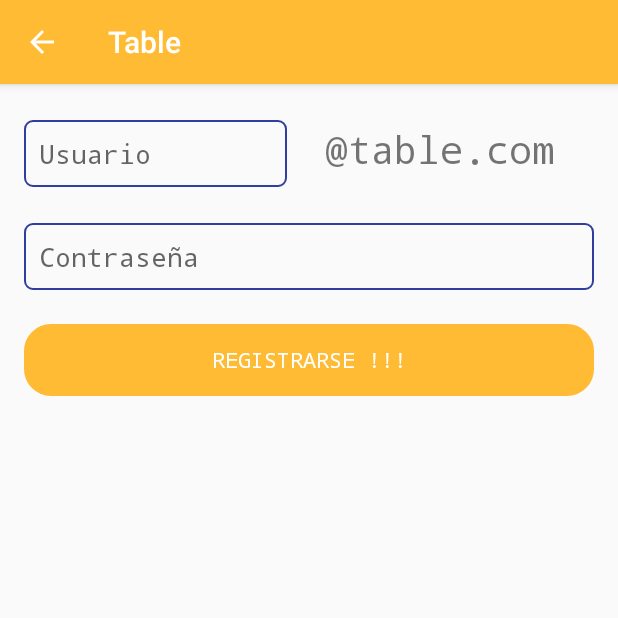
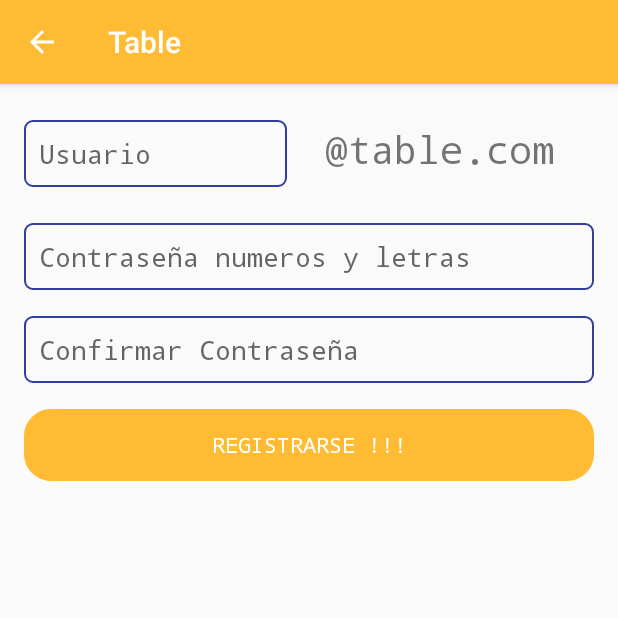
Before and after one commit to sebasval/Table, an Android app: the screen it shows after launch (RegisterActivity), after a tap on "Registrarse", on a phone screen of 412 x 824 dp, the top half of it. Run offline under Robolectric (Android 15) with nearby library versions, the phone set to English and light mode, and no system bars; our stand-ins replace Firebase (no records; nobody signed in at launch, a user with empty details on screens opened directly); libraries missing offline, so code that uses them is left out: com.facebook, com.facebook.appevents, com.facebook.login; 4 statements that could not run were skipped.

Commit message:
GoogleSignIn Complete

```diff
--- a/app/build.gradle
+++ b/app/build.gradle
@@ -29,6 +29,8 @@ dependencies {
     compile 'com.google.firebase:firebase-database:9.0.0'
     compile 'com.google.firebase:firebase-storage:9.0.0'
     compile 'com.firebaseui:firebase-ui-database:0.4.0'
+    compile 'com.google.firebase:firebase-auth:9.0.0'
+    compile 'com.google.android.gms:play-services-auth:9.0.0'
     compile 'com.android.support:recyclerview-v7:25.1.0'
     compile 'com.android.support:cardview-v7:25.1.0'
     compile 'com.google.firebase:firebase-auth:9.0.0'
--- a/app/src/main/java/tesis/utadeo/table/LoginActivity.java
+++ b/app/src/main/java/tesis/utadeo/table/LoginActivity.java
@@ -1,5 +1,6 @@
 package tesis.utadeo.table;
 
+import android.app.ProgressDialog;
 import android.content.Intent;
 import android.os.Bundle;
 import android.support.annotation.NonNull;
@@ -12,15 +13,26 @@ import android.widget.Toast;
 
 import com.facebook.AccessToken;
 import com.facebook.CallbackManager;
-import com.facebook.FacebookCallback;
-import com.facebook.FacebookException;
-import com.facebook.login.LoginResult;
 import com.facebook.login.widget.LoginButton;
+import com.google.android.gms.auth.api.Auth;
+import com.google.android.gms.auth.api.signin.GoogleSignInAccount;
+import com.google.android.gms.auth.api.signin.GoogleSignInOptions;
+import com.google.android.gms.auth.api.signin.GoogleSignInResult;
+import com.google.android.gms.common.ConnectionResult;
+import com.google.android.gms.common.SignInButton;
+import com.google.android.gms.common.api.GoogleApiClient;
 import com.google.android.gms.tasks.OnCompleteListener;
 import com.google.android.gms.tasks.Task;
+import com.google.firebase.auth.AuthCredential;
 import com.google.firebase.auth.AuthResult;
 import com.google.firebase.auth.FirebaseAuth;
 import com.google.firebase.auth.FirebaseUser;
+import com.google.firebase.auth.GoogleAuthProvider;
+import com.google.firebase.database.DataSnapshot;
+import com.google.firebase.database.DatabaseError;
+import com.google.firebase.database.DatabaseReference;
+import com.google.firebase.database.FirebaseDatabase;
+import com.google.firebase.database.ValueEventListener;
 
 public class LoginActivity extends AppCompatActivity implements View.OnClickListener{
 
@@ -30,6 +42,12 @@ public class LoginActivity extends AppCompatActivity implements View.OnClickList
     private CallbackManager callbackManager;
     private FirebaseAuth mAuth;
     FirebaseAuth.AuthStateListener mAuthStateListener;
+    private SignInButton mGoogleBtn;
+    private static final int RC_SIGN_IN = 1;
+    private static final String TAG = "LoginActivity";
+    private GoogleApiClient mGoogleApiClient;
+    private ProgressDialog mProgress;
+    private DatabaseReference mDatabaseUsers;
 
     @Override
     protected void onCreate(Bundle savedInstanceState) {
@@ -37,15 +55,20 @@ public class LoginActivity extends AppCompatActivity implements View.OnClickList
         setContentView(R.layout.activity_login);
         setTitle("");
 
+        mProgress = new ProgressDialog(this);
+        mAuth = FirebaseAuth.getInstance();
+        mGoogleBtn = (SignInButton)findViewById(R.id.googleBtn);
         callbackManager = CallbackManager.Factory.create();
         ediTextEmail = (EditText) findViewById(R.id.userLogin);
         editTextPass = (EditText) findViewById(R.id.passLogin);
-        loginButton = (LoginButton) findViewById(R.id.loginButton);
         buttonSignIn = (Button) findViewById(R.id.signIn);
         buttonRegister = (Button) findViewById(R.id.register);
 
         buttonSignIn.setOnClickListener(this);
         buttonRegister.setOnClickListener(this);
+
+        mDatabaseUsers = FirebaseDatabase.getInstance().getReference().child("users");
+        mDatabaseUsers.keepSynced(true);
 
         if (AccessToken.getCurrentAccessToken() != null){
             goMainScreen();
@@ -66,22 +89,34 @@ public class LoginActivity extends AppCompatActivity implements View.OnClickList
             }
         };
 
-        loginButton.registerCallback(callbackManager, new FacebookCallback<LoginResult>() {
+        GoogleSignInOptions gso = new GoogleSignInOptions.Builder(GoogleSignInOptions.DEFAULT_SIGN_IN)
+                .requestIdToken(getString(R.string.default_web_client_id))
+                .requestEmail()
+                .build();
+
+        mGoogleApiClient = new GoogleApiClient.Builder(this)
+            .enableAutoManage(this, new GoogleApiClient.OnConnectionFailedListener() {
+                @Override
+                public void onConnectionFailed(@NonNull ConnectionResult connectionResult) {
+
+                }
+            })
+            .addApi(Auth.GOOGLE_SIGN_IN_API,gso)
+            .build();
+
+        mGoogleBtn.setOnClickListener(new View.OnClickListener() {
             @Override
-            public void onSuccess(LoginResult loginResult) {
-                goMainScreen();
-            }
-
-            @Override
-            public void onCancel() {
-                Toast.makeText(LoginActivity.this, "Inicio de sesion cancelado", Toast.LENGTH_SHORT).show();
-            }
-
-            @Override
-            public void onError(FacebookException error) {
-                Toast.makeText(LoginActivity.this, "Error: " + error, Toast.LENGTH_SHORT).show();
+            public void onClick(View v) {
+                signInGoogle();
             }
         });
+
+
+    }
+
+    private void signInGoogle(){
+        Intent signInIntent = Auth.GoogleSignInApi.getSignInIntent(mGoogleApiClient);
+        startActivityForResult(signInIntent, RC_SIGN_IN);
     }
 
     private void SignIn(String email, String pass){
@@ -109,6 +144,47 @@ public class LoginActivity extends AppCompatActivity implements View.OnClickList
     protected void onActivityResult(int requestCode, int resultCode, Intent data) {
         super.onActivityResult(requestCode, resultCode, data);
         callbackManager.onActivityResult(requestCode, resultCode, data);
+
+        if (requestCode == RC_SIGN_IN) {
+            GoogleSignInResult result = Auth.GoogleSignInApi.getSignInResultFromIntent(data);
+            mProgress.setMessage("Iniciando Sesión");
+            mProgress.show();
+            if (result.isSuccess()) {
+                // Google Sign In was successful, authenticate with Firebase
+                GoogleSignInAccount account = result.getSignInAccount();
+                firebaseAuthWithGoogle(account);
+            } else {
+                // Google Sign In failed, update UI appropriately
+                // ...
+                mProgress.dismiss();
+                checkUserExist();
+            }
+        }
+
+
+    }
+
+    private void checkUserExist() {
+
+        if (mAuth.getCurrentUser() != null) {
+            final String user_id = mAuth.getCurrentUser().getUid();
+            mDatabaseUsers.addValueEventListener(new ValueEventListener() {
+                @Override
+                public void onDataChange(DataSnapshot dataSnapshot) {
+                    if (dataSnapshot.hasChild(user_id)) {
+                        goMainScreen();
+                    } else {
+                        Toast.makeText(LoginActivity.this, "No hay un usuario", Toast.LENGTH_SHORT).show();
+                    }
+                }
+
+                @Override
+                public void onCancelled(DatabaseError databaseError) {
+
+                }
+            });
+        }
+
     }
 
     @Override
@@ -151,4 +227,29 @@ public class LoginActivity extends AppCompatActivity implements View.OnClickList
             FirebaseAuth.getInstance().removeAuthStateListener(mAuthStateListener);
         }
     }
+
+
+    private void firebaseAuthWithGoogle(GoogleSignInAccount acct) {
+        Log.d(TAG, "firebaseAuthWithGoogle:" + acct.getId());
+
+        AuthCredential credential = GoogleAuthProvider.getCredential(acct.getIdToken(), null);
+        mAuth.signInWithCredential(credential)
+                .addOnCompleteListener(this, new OnCompleteListener<AuthResult>() {
+                    @Override
+                    public void onComplete(@NonNull Task<AuthResult> task) {
+                        Log.d(TAG, "signInWithCredential:onComplete:" + task.isSuccessful());
+
+                        // If sign in fails, display a message to the user. If sign in succeeds
+                        // the auth state listener will be notified and logic to handle the
+                        // signed in user can be handled in the listener.
+                        if (!task.isSuccessful()) {
+                            Log.w(TAG, "signInWithCredential", task.getException());
+                            Toast.makeText(LoginActivity.this, "Authentication failed.",
+                                    Toast.LENGTH_SHORT).show();
+                        }
+                        // ...
+                        mProgress.show();
+                    }
+                });
+    }
 }
--- a/app/src/main/java/tesis/utadeo/table/MainActivity.java
+++ b/app/src/main/java/tesis/utadeo/table/MainActivity.java
@@ -77,6 +77,7 @@ public class MainActivity extends AppCompatActivity
     @Override
     protected void onStart() {
         super.onStart();
+
         FirebaseRecyclerAdapter<Blog_Card,BlogViewHolder> firebaseRecyclerAdapter = new FirebaseRecyclerAdapter<Blog_Card, BlogViewHolder>(
                 Blog_Card.class,
                 R.layout.blog_row,
--- a/app/src/main/java/tesis/utadeo/table/RegisterActivity.java
+++ b/app/src/main/java/tesis/utadeo/table/RegisterActivity.java
@@ -3,6 +3,7 @@ package tesis.utadeo.table;
 import android.os.Bundle;
 import android.support.annotation.NonNull;
 import android.support.v7.app.AppCompatActivity;
+import android.text.TextUtils;
 import android.util.Log;
 import android.view.View;
 import android.widget.Button;
@@ -17,7 +18,7 @@ import com.google.firebase.auth.FirebaseAuthUserCollisionException;
 
 public class RegisterActivity extends AppCompatActivity {
 
-    EditText registerEmail, registerPass;
+    EditText registerEmail, registerPass,confirmPass;
     Button buttonRegisterAct;
 
     @Override
@@ -28,6 +29,7 @@ public class RegisterActivity extends AppCompatActivity {
 
         registerEmail = (EditText) findViewById(R.id.userRegister);
         registerPass = (EditText) findViewById(R.id.passRegister);
+        confirmPass = (EditText) findViewById(R.id.passRegisterTwo);
 
         buttonRegisterAct = (Button) findViewById(R.id.buttonRegister);
         buttonRegisterAct.setOnClickListener(new View.OnClickListener() {
@@ -36,12 +38,21 @@ public class RegisterActivity extends AppCompatActivity {
 
                 String emailRegisterAct = registerEmail.getText().toString();
                 String passRegisterAct = registerPass.getText().toString();
+                String confirmPassAct = confirmPass.getText().toString();
                 String dominio = "@table.com";
-                String userComplete = emailRegisterAct + dominio;
-                Registrar(userComplete,passRegisterAct);
-                registerEmail.setText("");
-                registerPass.setText("");
-                Toast.makeText(RegisterActivity.this, "Usuario creado correctamente", Toast.LENGTH_SHORT).show();
+                if (!TextUtils.isEmpty(emailRegisterAct) && !TextUtils.isEmpty(passRegisterAct) && !TextUtils.isEmpty(confirmPassAct)
+                        && passRegisterAct == confirmPassAct){
+                    String userComplete = emailRegisterAct + dominio;
+                    Registrar(userComplete,passRegisterAct);
+                    registerEmail.setText("");
+                    registerPass.setText("");
+                    confirmPass.setText("");
+                    Toast.makeText(RegisterActivity.this, "Usuario creado correctamente", Toast.LENGTH_SHORT).show();
+                }else {
+                    Toast.makeText(RegisterActivity.this, "Las contraseñas no coinciden", Toast.LENGTH_SHORT).show();
+                }
+
+
             }
         });
 
--- a/app/src/main/res/layout/activity_login.xml
+++ b/app/src/main/res/layout/activity_login.xml
@@ -84,10 +84,10 @@
 
     </LinearLayout>
 
-    <com.facebook.login.widget.LoginButton
+    <com.google.android.gms.common.SignInButton
         android:layout_width="match_parent"
         android:layout_height="wrap_content"
-        android:id="@+id/loginButton"
+        android:id="@+id/googleBtn"
         android:textAlignment="center" />
 
 </LinearLayout>
--- a/app/src/main/res/layout/activity_register.xml
+++ b/app/src/main/res/layout/activity_register.xml
@@ -41,21 +41,8 @@
     </LinearLayout>
 
 
-    <Button
-        android:textColor="#FFFFFF"
-        android:typeface="monospace"
-        android:background="@drawable/buttonregister"
-        android:text="@string/registrarses"
-        android:id="@+id/buttonRegister"
-        android:layout_width="match_parent"
-        android:layout_height="wrap_content"
-        android:layout_below="@+id/linearLayout"
-        android:layout_alignParentLeft="true"
-        android:layout_alignParentStart="true"
-        android:layout_marginTop="89dp" />
-
     <EditText
-        android:hint="@string/contrasena"
+        android:hint="@string/contrasenaRegis"
         android:id="@+id/passRegister"
         android:layout_width="match_parent"
         android:layout_height="wrap_content"
@@ -68,5 +55,32 @@
         android:layout_alignParentLeft="true"
         android:layout_alignParentStart="true" />
 
+    <EditText
+        android:hint="@string/confirmarPass"
+        android:id="@+id/passRegisterTwo"
+        android:layout_width="match_parent"
+        android:layout_height="wrap_content"
+        android:typeface="monospace"
+        android:inputType="textPassword"
+        android:background="@drawable/input_outline"
+        android:padding="10dp"
+        android:layout_below="@+id/passRegister"
+        android:layout_alignParentLeft="true"
+        android:layout_alignParentStart="true"
+        android:layout_marginTop="17dp" />
+
+    <Button
+        android:textColor="#FFFFFF"
+        android:typeface="monospace"
+        android:background="@drawable/buttonregister"
+        android:text="@string/registrarses"
+        android:id="@+id/buttonRegister"
+        android:layout_width="match_parent"
+        android:layout_height="wrap_content"
+        android:layout_below="@+id/passRegisterTwo"
+        android:layout_alignParentLeft="true"
+        android:layout_alignParentStart="true"
+        android:layout_marginTop="17dp" />
+
 
 </RelativeLayout>
--- a/app/src/main/res/values/strings.xml
+++ b/app/src/main/res/values/strings.xml
@@ -28,6 +28,8 @@
     <string name="comentar">Comentar !!!</string>
     <string name="post_title_goas_here">Post Title Goas Here</string>
     <string name="description_goas_here">Description Goas Here</string>
+    <string name="confirmarPass">Confirmar Contraseña</string>
+    <string name="contrasenaRegis">Contraseña numeros y letras</string>
 
 
 </resources>
```
Also changed, not shown: app/src/main/java/tesis/utadeo/table/Publish.java (+14 -5 lines).
